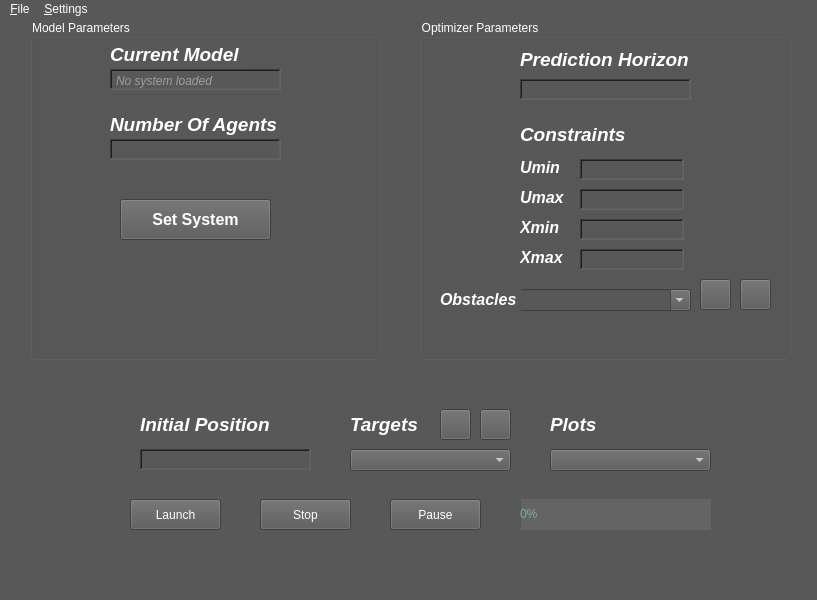
The window that Interface/MainWindow.ui (MounyaK/MPC_Interface) describes before a commit, drawn with Qt 5.
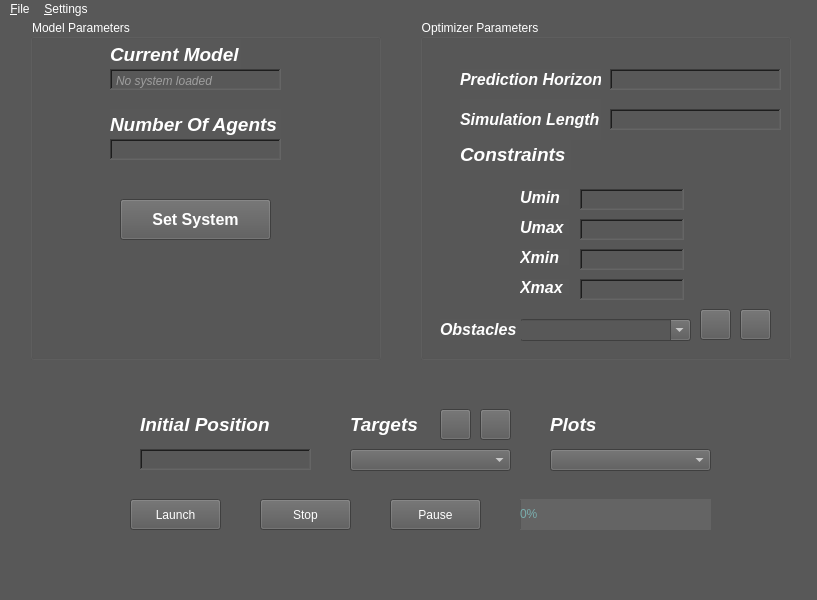
The same window after the commit. Icons and pictures are not drawn.

```diff
--- a/Interface/MainWindow.ui
+++ b/Interface/MainWindow.ui
@@ -291,7 +291,7 @@
      <property name="geometry">
       <rect>
        <x>160</x>
-       <y>230</y>
+       <y>260</y>
        <width>104</width>
        <height>21</height>
       </rect>
@@ -312,8 +312,8 @@
     <widget class="QPlainTextEdit" name="Horizon">
      <property name="geometry">
       <rect>
-       <x>100</x>
-       <y>60</y>
+       <x>190</x>
+       <y>50</y>
        <width>171</width>
        <height>21</height>
       </rect>
@@ -335,7 +335,7 @@
      <property name="geometry">
       <rect>
        <x>100</x>
-       <y>200</y>
+       <y>230</y>
        <width>49</width>
        <height>16</height>
       </rect>
@@ -355,7 +355,7 @@
      <property name="geometry">
       <rect>
        <x>160</x>
-       <y>200</y>
+       <y>230</y>
        <width>104</width>
        <height>21</height>
       </rect>
@@ -377,7 +377,7 @@
      <property name="geometry">
       <rect>
        <x>160</x>
-       <y>170</y>
+       <y>200</y>
        <width>104</width>
        <height>21</height>
       </rect>
@@ -398,8 +398,8 @@
     <widget class="QLabel" name="constraints_label">
      <property name="geometry">
       <rect>
-       <x>100</x>
-       <y>100</y>
+       <x>40</x>
+       <y>120</y>
        <width>111</width>
        <height>31</height>
       </rect>
@@ -419,7 +419,7 @@
      <property name="geometry">
       <rect>
        <x>100</x>
-       <y>170</y>
+       <y>200</y>
        <width>49</width>
        <height>16</height>
       </rect>
@@ -438,15 +438,15 @@
     <widget class="QLabel" name="horizon_label">
      <property name="geometry">
       <rect>
-       <x>100</x>
-       <y>30</y>
-       <width>171</width>
+       <x>40</x>
+       <y>50</y>
+       <width>141</width>
        <height>21</height>
       </rect>
      </property>
      <property name="font">
       <font>
-       <pointsize>14</pointsize>
+       <pointsize>12</pointsize>
        <italic>true</italic>
        <bold>true</bold>
       </font>
@@ -459,7 +459,7 @@
      <property name="geometry">
       <rect>
        <x>100</x>
-       <y>230</y>
+       <y>260</y>
        <width>49</width>
        <height>16</height>
       </rect>
@@ -479,7 +479,7 @@
      <property name="geometry">
       <rect>
        <x>100</x>
-       <y>140</y>
+       <y>170</y>
        <width>49</width>
        <height>16</height>
       </rect>
@@ -499,7 +499,7 @@
      <property name="geometry">
       <rect>
        <x>160</x>
-       <y>140</y>
+       <y>170</y>
        <width>104</width>
        <height>21</height>
       </rect>
@@ -521,7 +521,7 @@
      <property name="geometry">
       <rect>
        <x>100</x>
-       <y>270</y>
+       <y>300</y>
        <width>171</width>
        <height>22</height>
       </rect>
@@ -534,7 +534,7 @@
      <property name="geometry">
       <rect>
        <x>20</x>
-       <y>270</y>
+       <y>300</y>
        <width>81</width>
        <height>21</height>
       </rect>
@@ -554,7 +554,7 @@
      <property name="geometry">
       <rect>
        <x>320</x>
-       <y>260</y>
+       <y>290</y>
        <width>31</width>
        <height>31</height>
       </rect>
@@ -577,7 +577,7 @@
      <property name="geometry">
       <rect>
        <x>280</x>
-       <y>260</y>
+       <y>290</y>
        <width>31</width>
        <height>31</height>
       </rect>
@@ -596,6 +596,48 @@
       </size>
      </property>
     </widget>
+    <widget class="QLabel" name="nsim_label">
+     <property name="geometry">
+      <rect>
+       <x>40</x>
+       <y>80</y>
+       <width>141</width>
+       <height>41</height>
+      </rect>
+     </property>
+     <property name="font">
+      <font>
+       <pointsize>12</pointsize>
+       <italic>true</italic>
+       <bold>true</bold>
+      </font>
+     </property>
+     <property name="text">
+      <string>Simulation Length</string>
+     </property>
+    </widget>
+    <widget class="QPlainTextEdit" name="Nsim">
+     <property name="geometry">
+      <rect>
+       <x>190</x>
+       <y>90</y>
+       <width>171</width>
+       <height>21</height>
+      </rect>
+     </property>
+     <property name="frameShape">
+      <enum>QFrame::WinPanel</enum>
+     </property>
+     <property name="verticalScrollBarPolicy">
+      <enum>Qt::ScrollBarAlwaysOff</enum>
+     </property>
+     <property name="horizontalScrollBarPolicy">
+      <enum>Qt::ScrollBarAlwaysOff</enum>
+     </property>
+     <property name="sizeAdjustPolicy">
+      <enum>QAbstractScrollArea::AdjustToContents</enum>
+     </property>
+    </widget>
    </widget>
    <widget class="QComboBox" name="plots">
     <property name="geometry">
```
